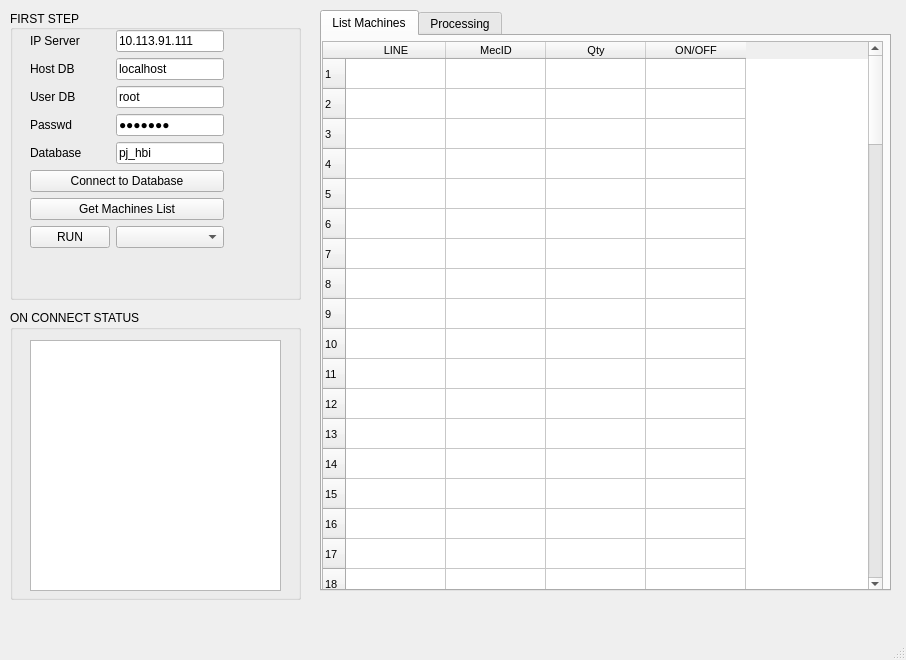
Above: pyUI/mainwindow.ui from itada1997/pyUI before the change. Below: the same form after it.
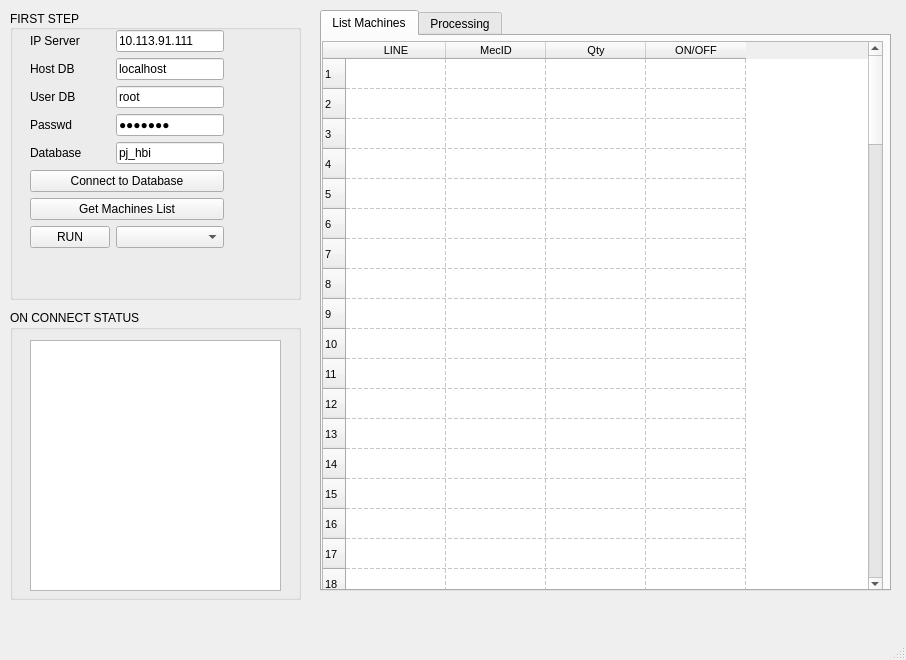
That is the form after the change. Icons and pictures are not drawn.

```diff
--- a/pyUI/mainwindow.ui
+++ b/pyUI/mainwindow.ui
@@ -220,6 +220,9 @@
       <string>List Machines</string>
      </attribute>
      <widget class="QTableWidget" name="tableWidget_listMachines">
+      <property name="enabled">
+       <bool>true</bool>
+      </property>
       <property name="geometry">
        <rect>
         <x>0</x>
@@ -245,7 +248,16 @@
       <property name="editTriggers">
        <set>QAbstractItemView::NoEditTriggers</set>
       </property>
+      <property name="showGrid">
+       <bool>true</bool>
+      </property>
+      <property name="gridStyle">
+       <enum>Qt::DashLine</enum>
+      </property>
       <property name="sortingEnabled">
+       <bool>false</bool>
+      </property>
+      <property name="wordWrap">
        <bool>true</bool>
       </property>
       <property name="rowCount">
```
